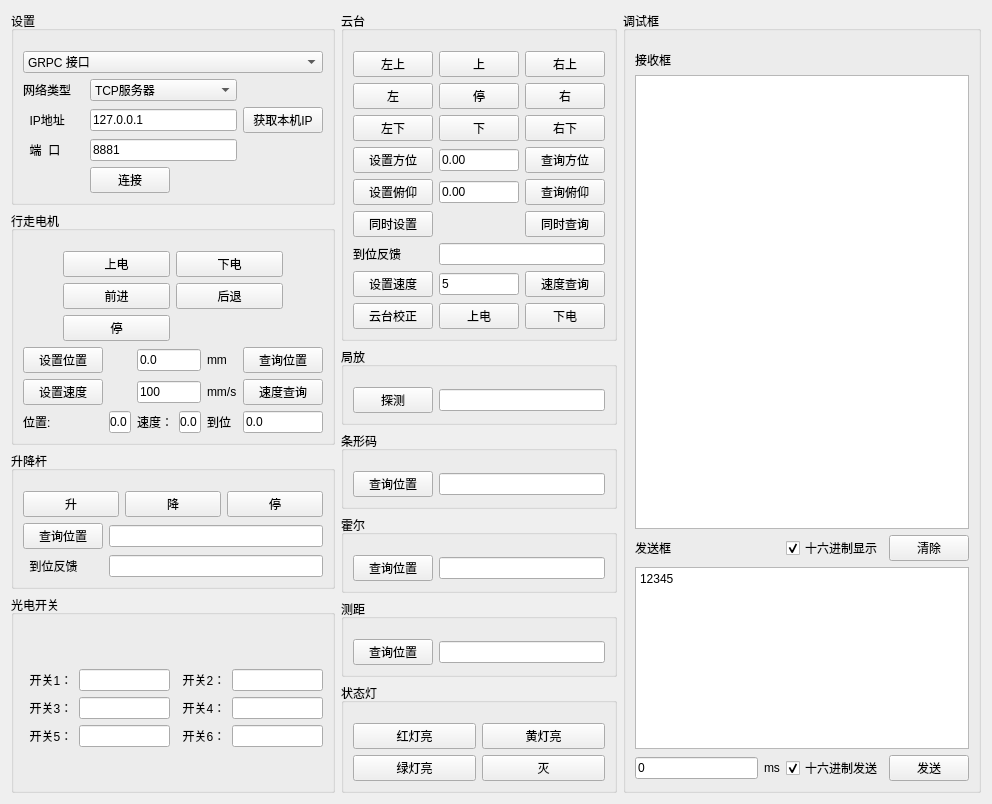
The window that src/ui/ORIR_Debug_Page.ui (zhangfengqilk/ORIR_Debug_Client) describes before a commit, drawn with Qt 5.
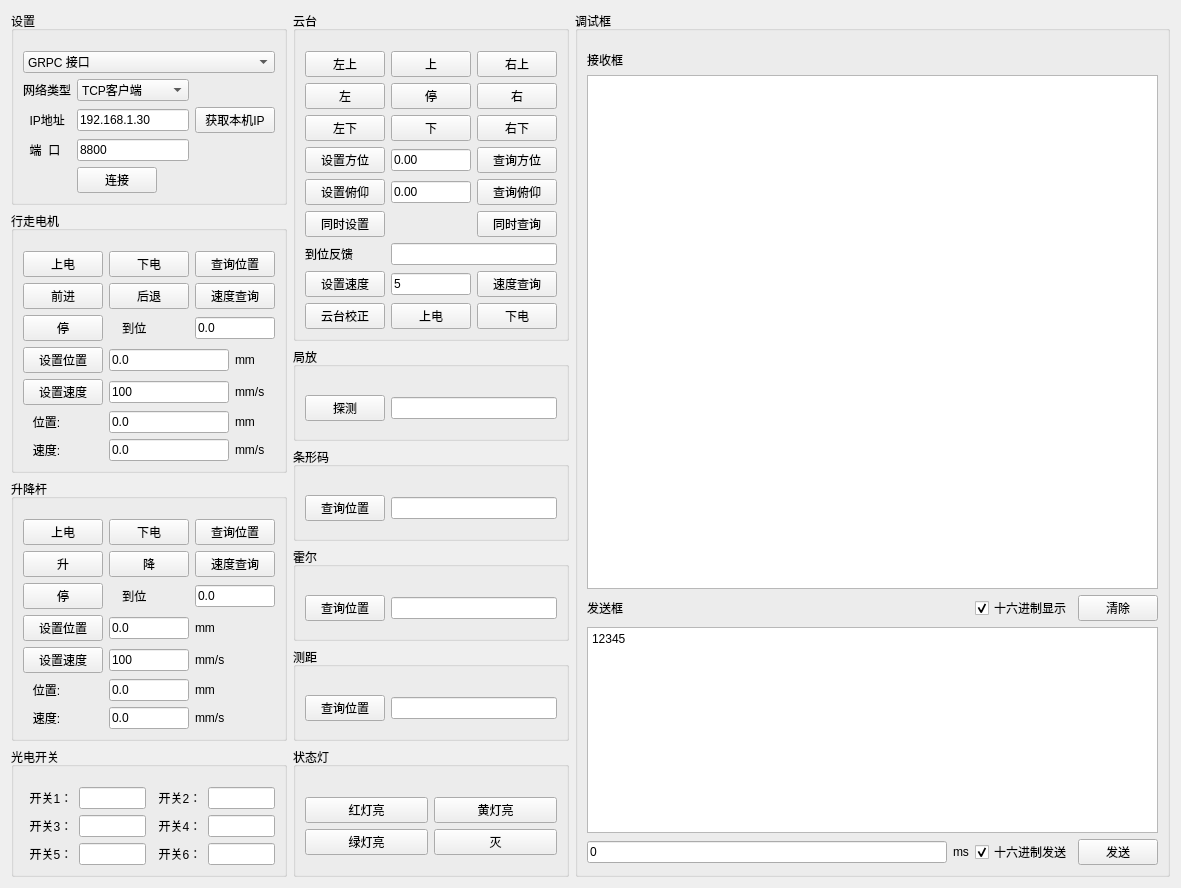
The same window after the commit.

Patch:
```diff
--- a/src/ui/ORIR_Debug_Page.ui
+++ b/src/ui/ORIR_Debug_Page.ui
@@ -6,8 +6,8 @@
    <rect>
     <x>0</x>
     <y>0</y>
-    <width>992</width>
-    <height>725</height>
+    <width>1181</width>
+    <height>876</height>
    </rect>
   </property>
   <property name="windowTitle">
@@ -29,6 +29,9 @@
          <layout class="QGridLayout" name="gridLayout">
           <item row="0" column="1" colspan="2">
            <widget class="QComboBox" name="net_type_cbb">
+            <property name="currentIndex">
+             <number>1</number>
+            </property>
             <item>
              <property name="text">
               <string>TCP服务器</string>
@@ -54,14 +57,14 @@
           <item row="2" column="1" colspan="2">
            <widget class="QLineEdit" name="port_le">
             <property name="text">
-             <string>8881</string>
+             <string>8800</string>
             </property>
            </widget>
           </item>
           <item row="1" column="1" colspan="2">
            <widget class="QLineEdit" name="ip_addr_le">
             <property name="text">
-             <string>127.0.0.1</string>
+             <string>192.168.1.30</string>
             </property>
            </widget>
           </item>
@@ -414,174 +417,156 @@
         <property name="topMargin">
          <number>20</number>
         </property>
+        <item row="1" column="0">
+         <layout class="QGridLayout" name="gridLayout_8">
+          <item row="0" column="0">
+           <widget class="QPushButton" name="walkmotor_set_pos_btn">
+            <property name="text">
+             <string>设置位置</string>
+            </property>
+           </widget>
+          </item>
+          <item row="1" column="0">
+           <widget class="QPushButton" name="walkmotor_set_velocity_btn">
+            <property name="text">
+             <string>设置速度</string>
+            </property>
+           </widget>
+          </item>
+          <item row="2" column="0">
+           <widget class="QLabel" name="label_16">
+            <property name="text">
+             <string>   位置:</string>
+            </property>
+           </widget>
+          </item>
+          <item row="1" column="4">
+           <widget class="QLabel" name="label_20">
+            <property name="text">
+             <string>mm/s</string>
+            </property>
+           </widget>
+          </item>
+          <item row="0" column="4">
+           <widget class="QLabel" name="label_19">
+            <property name="text">
+             <string>mm</string>
+            </property>
+           </widget>
+          </item>
+          <item row="3" column="0">
+           <widget class="QLabel" name="label_17">
+            <property name="text">
+             <string>   速度:</string>
+            </property>
+           </widget>
+          </item>
+          <item row="0" column="1" colspan="3">
+           <widget class="QLineEdit" name="walkmotor_pos_le">
+            <property name="text">
+             <string>0.0</string>
+            </property>
+           </widget>
+          </item>
+          <item row="1" column="1" colspan="3">
+           <widget class="QLineEdit" name="walkmotor_velocity_le">
+            <property name="text">
+             <string>100</string>
+            </property>
+           </widget>
+          </item>
+          <item row="2" column="1" colspan="3">
+           <widget class="QLineEdit" name="walkmotor_realtime_pos_le">
+            <property name="text">
+             <string>0.0</string>
+            </property>
+           </widget>
+          </item>
+          <item row="3" column="1" colspan="3">
+           <widget class="QLineEdit" name="walkmotor_realtime_speed_le">
+            <property name="text">
+             <string>0.0</string>
+            </property>
+           </widget>
+          </item>
+          <item row="2" column="4">
+           <widget class="QLabel" name="label_21">
+            <property name="text">
+             <string>mm</string>
+            </property>
+           </widget>
+          </item>
+          <item row="3" column="4">
+           <widget class="QLabel" name="label_22">
+            <property name="text">
+             <string>mm/s</string>
+            </property>
+           </widget>
+          </item>
+         </layout>
+        </item>
         <item row="0" column="0">
          <layout class="QGridLayout" name="gridLayout_7">
-          <item row="2" column="0">
-           <spacer name="horizontalSpacer">
-            <property name="orientation">
-             <enum>Qt::Horizontal</enum>
-            </property>
-            <property name="sizeType">
-             <enum>QSizePolicy::Fixed</enum>
-            </property>
-            <property name="sizeHint" stdset="0">
-             <size>
-              <width>40</width>
-              <height>20</height>
-             </size>
-            </property>
-           </spacer>
-          </item>
-          <item row="2" column="2">
+          <item row="2" column="1">
            <widget class="QPushButton" name="walkmotor_backward_btn">
             <property name="text">
              <string>后退</string>
             </property>
            </widget>
           </item>
-          <item row="2" column="1">
+          <item row="2" column="3">
+           <widget class="QPushButton" name="walkmotor_query_velocity_btn">
+            <property name="text">
+             <string>速度查询</string>
+            </property>
+           </widget>
+          </item>
+          <item row="3" column="3">
+           <widget class="QLineEdit" name="walkmotor_inplace_le">
+            <property name="text">
+             <string>0.0</string>
+            </property>
+           </widget>
+          </item>
+          <item row="0" column="3">
+           <widget class="QPushButton" name="walkmotor_query_pos_btn">
+            <property name="text">
+             <string>查询位置</string>
+            </property>
+           </widget>
+          </item>
+          <item row="0" column="1">
+           <widget class="QPushButton" name="walkmotor_poweroff_btn">
+            <property name="text">
+             <string>下电</string>
+            </property>
+           </widget>
+          </item>
+          <item row="2" column="0">
            <widget class="QPushButton" name="walkmotor_forward_btn">
             <property name="text">
              <string>前进</string>
             </property>
            </widget>
           </item>
-          <item row="2" column="3">
-           <spacer name="horizontalSpacer_2">
-            <property name="orientation">
-             <enum>Qt::Horizontal</enum>
-            </property>
-            <property name="sizeType">
-             <enum>QSizePolicy::Fixed</enum>
-            </property>
-            <property name="sizeHint" stdset="0">
-             <size>
-              <width>40</width>
-              <height>20</height>
-             </size>
-            </property>
-           </spacer>
-          </item>
-          <item row="0" column="2">
-           <widget class="QPushButton" name="walkmotor_poweroff_btn">
-            <property name="text">
-             <string>下电</string>
-            </property>
-           </widget>
-          </item>
-          <item row="3" column="1">
+          <item row="3" column="0">
            <widget class="QPushButton" name="walkmotor_stop_btn">
             <property name="text">
              <string>停</string>
             </property>
            </widget>
           </item>
-          <item row="0" column="1">
-           <widget class="QPushButton" name="walkmotor_poweron_btn">
-            <property name="text">
-             <string>上电</string>
-            </property>
-           </widget>
-          </item>
-         </layout>
-        </item>
-        <item row="1" column="0">
-         <layout class="QGridLayout" name="gridLayout_8">
-          <item row="2" column="0">
-           <widget class="QLabel" name="label_16">
-            <property name="text">
-             <string>位置:</string>
-            </property>
-           </widget>
-          </item>
-          <item row="2" column="3">
-           <widget class="QLineEdit" name="walkmotor_realtime_speed_le">
-            <property name="text">
-             <string>0.0</string>
-            </property>
-           </widget>
-          </item>
-          <item row="2" column="4">
+          <item row="3" column="1">
            <widget class="QLabel" name="label_18">
             <property name="text">
-             <string>到位</string>
-            </property>
-           </widget>
-          </item>
-          <item row="2" column="5">
-           <widget class="QLineEdit" name="walkmotor_inplace_le">
-            <property name="text">
-             <string>0.0</string>
-            </property>
-           </widget>
-          </item>
-          <item row="2" column="1">
-           <widget class="QLineEdit" name="walkmotor_realtime_pos_le">
-            <property name="text">
-             <string>0.0</string>
-            </property>
-           </widget>
-          </item>
-          <item row="0" column="5">
-           <widget class="QPushButton" name="walkmotor_query_pos_btn">
-            <property name="text">
-             <string>查询位置</string>
-            </property>
-           </widget>
-          </item>
-          <item row="2" column="2">
-           <widget class="QLabel" name="label_17">
-            <property name="text">
-             <string>速度：</string>
-            </property>
-           </widget>
-          </item>
-          <item row="1" column="5">
-           <widget class="QPushButton" name="walkmotor_query_velocity_btn">
-            <property name="text">
-             <string>速度查询</string>
-            </property>
-           </widget>
-          </item>
-          <item row="0" column="2" colspan="2">
-           <widget class="QLineEdit" name="walkmotor_pos_le">
-            <property name="text">
-             <string>0.0</string>
+             <string>    到位</string>
             </property>
            </widget>
           </item>
           <item row="0" column="0">
-           <widget class="QPushButton" name="walkmotor_set_pos_btn">
+           <widget class="QPushButton" name="walkmotor_poweron_btn">
             <property name="text">
-             <string>设置位置</string>
-            </property>
-           </widget>
-          </item>
-          <item row="1" column="0">
-           <widget class="QPushButton" name="walkmotor_set_velocity_btn">
-            <property name="text">
-             <string>设置速度</string>
-            </property>
-           </widget>
-          </item>
-          <item row="1" column="2" colspan="2">
-           <widget class="QLineEdit" name="walkmotor_velocity_le">
-            <property name="text">
-             <string>100</string>
-            </property>
-           </widget>
-          </item>
-          <item row="0" column="4">
-           <widget class="QLabel" name="label_19">
-            <property name="text">
-             <string>mm</string>
-            </property>
-           </widget>
-          </item>
-          <item row="1" column="4">
-           <widget class="QLabel" name="label_20">
-            <property name="text">
-             <string>mm/s</string>
+             <string>上电</string>
             </property>
            </widget>
           </item>
@@ -698,59 +683,42 @@
        </item>
       </layout>
      </item>
-     <item row="3" column="0">
-      <widget class="QGroupBox" name="groupBox_4">
+     <item row="5" column="1">
+      <widget class="QGroupBox" name="groupBox_5">
        <property name="title">
-        <string>升降杆</string>
+        <string>状态灯</string>
        </property>
-       <layout class="QGridLayout" name="gridLayout_11">
+       <layout class="QGridLayout" name="gridLayout_13">
         <property name="topMargin">
          <number>20</number>
         </property>
         <item row="0" column="0">
-         <layout class="QHBoxLayout" name="horizontalLayout">
-          <item>
-           <widget class="QPushButton" name="lifter_up_btn">
+         <layout class="QGridLayout" name="gridLayout_12">
+          <item row="0" column="0">
+           <widget class="QPushButton" name="statuslight_red_on_btn">
             <property name="text">
-             <string>升</string>
+             <string>红灯亮</string>
             </property>
            </widget>
-          </item>
-          <item>
-           <widget class="QPushButton" name="lifter_down_btn">
-            <property name="text">
-             <string>降</string>
-            </property>
-           </widget>
-          </item>
-          <item>
-           <widget class="QPushButton" name="lifter_stop_btn">
-            <property name="text">
-             <string>停</string>
-            </property>
-           </widget>
-          </item>
-         </layout>
-        </item>
-        <item row="1" column="0">
-         <layout class="QGridLayout" name="gridLayout_10">
-          <item row="1" column="1">
-           <widget class="QLineEdit" name="lifter_inplace_le"/>
           </item>
           <item row="0" column="1">
-           <widget class="QLineEdit" name="lifter_pos_le"/>
+           <widget class="QPushButton" name="statuslight_yellow_on_btn">
+            <property name="text">
+             <string>黄灯亮</string>
+            </property>
+           </widget>
           </item>
           <item row="1" column="0">
-           <widget class="QLabel" name="label_3">
+           <widget class="QPushButton" name="statuslight_green_on_btn">
             <property name="text">
-             <string>  到位反馈</string>
+             <string>绿灯亮</string>
             </property>
            </widget>
           </item>
-          <item row="0" column="0">
-           <widget class="QPushButton" name="lifter_query_pos_btn">
+          <item row="1" column="1">
+           <widget class="QPushButton" name="statuslight_all_off_btn">
             <property name="text">
-             <string>查询位置</string>
+             <string>灭</string>
             </property>
            </widget>
           </item>
@@ -759,7 +727,7 @@
        </layout>
       </widget>
      </item>
-     <item row="4" column="0" rowspan="2">
+     <item row="5" column="0">
       <widget class="QGroupBox" name="groupBox_6">
        <property name="title">
         <string>光电开关</string>
@@ -835,42 +803,161 @@
        </layout>
       </widget>
      </item>
-     <item row="5" column="1">
-      <widget class="QGroupBox" name="groupBox_5">
+     <item row="3" column="0" rowspan="2">
+      <widget class="QGroupBox" name="groupBox_4">
        <property name="title">
-        <string>状态灯</string>
+        <string>升降杆</string>
        </property>
-       <layout class="QGridLayout" name="gridLayout_13">
+       <layout class="QGridLayout" name="gridLayout_11">
         <property name="topMargin">
          <number>20</number>
         </property>
         <item row="0" column="0">
-         <layout class="QGridLayout" name="gridLayout_12">
-          <item row="0" column="0">
-           <widget class="QPushButton" name="statuslight_red_on_btn">
+         <layout class="QGridLayout" name="gridLayout_10">
+          <item row="5" column="2">
+           <widget class="QLabel" name="label_27">
             <property name="text">
-             <string>红灯亮</string>
+             <string>mm</string>
             </property>
            </widget>
           </item>
-          <item row="0" column="1">
-           <widget class="QPushButton" name="statuslight_yellow_on_btn">
+          <item row="6" column="2">
+           <widget class="QLabel" name="label_29">
             <property name="text">
-             <string>黄灯亮</string>
+             <string>mm/s</string>
+            </property>
+           </widget>
+          </item>
+          <item row="3" column="1">
+           <widget class="QLineEdit" name="lift_pos_le">
+            <property name="text">
+             <string>0.0</string>
+            </property>
+           </widget>
+          </item>
+          <item row="4" column="1">
+           <widget class="QLineEdit" name="lift_velocity_le">
+            <property name="text">
+             <string>100</string>
+            </property>
+           </widget>
+          </item>
+          <item row="2" column="0">
+           <widget class="QPushButton" name="lift_stop_btn">
+            <property name="text">
+             <string>停</string>
             </property>
            </widget>
           </item>
           <item row="1" column="0">
-           <widget class="QPushButton" name="statuslight_green_on_btn">
+           <widget class="QPushButton" name="lift_up_btn">
             <property name="text">
-             <string>绿灯亮</string>
+             <string>升</string>
+            </property>
+           </widget>
+          </item>
+          <item row="2" column="2">
+           <widget class="QLineEdit" name="lift_inplace_le">
+            <property name="text">
+             <string>0.0</string>
+            </property>
+           </widget>
+          </item>
+          <item row="5" column="1">
+           <widget class="QLineEdit" name="lift_realtime_pos_le">
+            <property name="text">
+             <string>0.0</string>
+            </property>
+           </widget>
+          </item>
+          <item row="0" column="1">
+           <widget class="QPushButton" name="lift_poweroff_btn">
+            <property name="text">
+             <string>下电</string>
+            </property>
+           </widget>
+          </item>
+          <item row="3" column="2">
+           <widget class="QLabel" name="label_24">
+            <property name="text">
+             <string>mm</string>
+            </property>
+           </widget>
+          </item>
+          <item row="4" column="2">
+           <widget class="QLabel" name="label_25">
+            <property name="text">
+             <string>mm/s</string>
+            </property>
+           </widget>
+          </item>
+          <item row="1" column="2">
+           <widget class="QPushButton" name="lift_query_velocity_btn">
+            <property name="text">
+             <string>速度查询</string>
+            </property>
+           </widget>
+          </item>
+          <item row="2" column="1">
+           <widget class="QLabel" name="label_23">
+            <property name="text">
+             <string>    到位</string>
+            </property>
+           </widget>
+          </item>
+          <item row="3" column="0">
+           <widget class="QPushButton" name="set_pos_btn">
+            <property name="text">
+             <string>设置位置</string>
+            </property>
+           </widget>
+          </item>
+          <item row="6" column="0">
+           <widget class="QLabel" name="label_28">
+            <property name="text">
+             <string>   速度:</string>
+            </property>
+           </widget>
+          </item>
+          <item row="0" column="2">
+           <widget class="QPushButton" name="lift_query_pos_btn">
+            <property name="text">
+             <string>查询位置</string>
+            </property>
+           </widget>
+          </item>
+          <item row="6" column="1">
+           <widget class="QLineEdit" name="lift_realtime_speed_le">
+            <property name="text">
+             <string>0.0</string>
+            </property>
+           </widget>
+          </item>
+          <item row="4" column="0">
+           <widget class="QPushButton" name="lift_set_velocity_btn">
+            <property name="text">
+             <string>设置速度</string>
+            </property>
+           </widget>
+          </item>
+          <item row="0" column="0">
+           <widget class="QPushButton" name="lift_poweron_btn">
+            <property name="text">
+             <string>上电</string>
+            </property>
+           </widget>
+          </item>
+          <item row="5" column="0">
+           <widget class="QLabel" name="label_26">
+            <property name="text">
+             <string>   位置:</string>
             </property>
            </widget>
           </item>
           <item row="1" column="1">
-           <widget class="QPushButton" name="statuslight_all_off_btn">
+           <widget class="QPushButton" name="lift_down_btn">
             <property name="text">
-             <string>灭</string>
+             <string>降</string>
             </property>
            </widget>
           </item>
```
